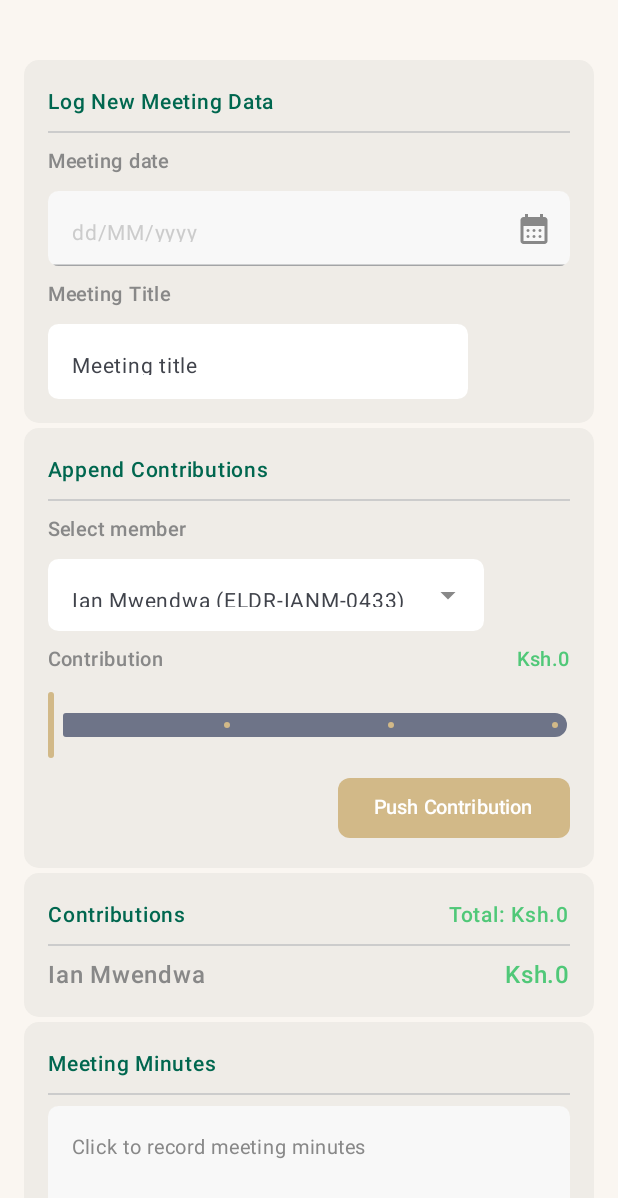
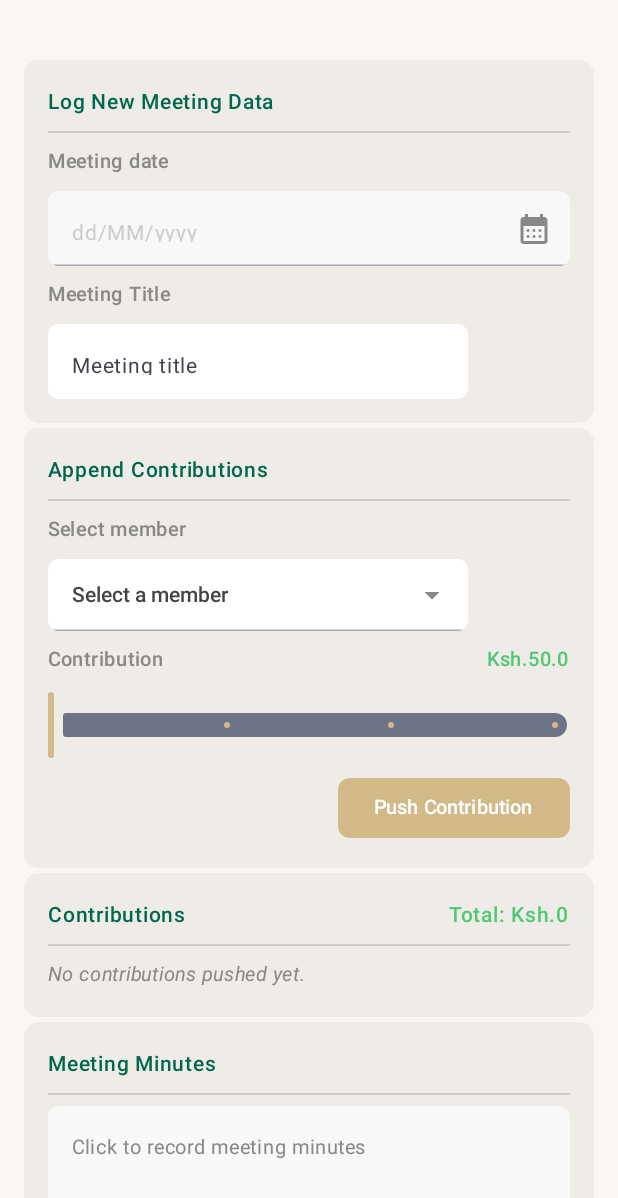
Before and after one commit to ianmwendwaa/Elders, an Android app built with Jetpack Compose: the LogMeetingDataScreen screen opened through its navigation route, after a tap on "Push Contribution", on a phone screen of 412 x 824 dp. Shown: the top 1198 px of the screen. Run offline under Robolectric (Android 15) with nearby library versions, the phone set to English and light mode, and no system bars; 1 statement that could not run was skipped.

Commit message:
Fix#13: Fixed minute UI glitches in projects' screen and meeting data

```diff
--- a/app/build.gradle.kts
+++ b/app/build.gradle.kts
@@ -2,6 +2,7 @@ plugins {
     alias(libs.plugins.android.application)
     alias(libs.plugins.kotlin.compose)
     id("org.jetbrains.kotlin.plugin.serialization") version "2.4.21"
+    id("com.google.devtools.ksp")
 }
 
 android {
@@ -53,6 +54,8 @@ dependencies {
     implementation(libs.androidx.core.ktx)
     implementation(libs.androidx.lifecycle.runtime.ktx)
     implementation(libs.androidx.navigation.compose)
+    implementation(libs.androidx.room3.runtime)
+    ksp(libs.androidx.room3.compiler)
     implementation(project(":app:core"))
     testImplementation(libs.junit)
     androidTestImplementation(platform(libs.androidx.compose.bom))
--- a/app/src/main/java/com/zion/elders/MainActivity.kt
+++ b/app/src/main/java/com/zion/elders/MainActivity.kt
@@ -9,6 +9,7 @@ import com.zion.elders.models.MessageType
 import com.zion.elders.models.ResultData
 import com.zion.elders.navigation.NavigationController
 import com.zion.elders.screens.ProjectsScreen
+import com.zion.elders.screens.meetings.LogMeetingDataScreen
 import com.zion.elders.screens.messenger.WhatHappened
 import com.zion.elders.screens.minutes.MinutesScreen
 import com.zion.elders.ui.theme.EldersTheme
@@ -26,6 +27,7 @@ class MainActivity : ComponentActivity() {
 //                    ResultData(MessageType.SUCCESS, "Member added!", "Successfully added new member to the system!")
 //                )
 //                ProjectsScreen()
+//                LogMeetingDataScreen(rememberNavController())
             }
         }
     }
--- a/app/src/main/java/com/zion/elders/backend/Lib.kt
+++ b/app/src/main/java/com/zion/elders/backend/Lib.kt
@@ -50,4 +50,13 @@ object Lib {
         val formatter = SimpleDateFormat("dd/MM/yyyy", java.util.Locale.getDefault())
         return formatter.format(millis)
     }
+    fun registeredMembersMock(): List<String> {
+        // Hardcoded list in the meantime. In the future, this will be obtained from the database
+        val registeredMembers = listOf(
+            "Wycliffe", "Victor", "Jeff", "Oscar", "Alex", "Juma", "Amos",
+            "Solomon", "Geoffrey Mwangi", "Ian", "Munyoki", "Jackson", "Evans",
+            "Paul"
+        )
+        return registeredMembers
+    }
 }
--- a/app/src/main/java/com/zion/elders/components/CommonAssets.kt
+++ b/app/src/main/java/com/zion/elders/components/CommonAssets.kt
@@ -58,13 +58,14 @@ fun BackButton(
 @Composable
 fun SystemForm(
     modifier: Modifier = Modifier,
+    color: Color = systemFormColor,
     content: @Composable ColumnScope.() -> Unit
 ){
     Card(
         modifier = modifier,
         shape = RoundedCornerShape(10.dp),
         colors = CardDefaults.cardColors(
-            containerColor = systemFormColor
+            containerColor = color
         )
     ) {
         Column(
--- a/app/src/main/java/com/zion/elders/screens/meetings/CreateMeetingEntryScreen.kt
+++ b/app/src/main/java/com/zion/elders/screens/meetings/CreateMeetingEntryScreen.kt
@@ -18,6 +18,11 @@ import androidx.compose.foundation.text.KeyboardOptions
 import androidx.compose.foundation.verticalScroll
 import androidx.compose.material3.Button
 import androidx.compose.material3.ButtonDefaults
+import androidx.compose.material3.DropdownMenu
+import androidx.compose.material3.DropdownMenuItem
+import androidx.compose.material3.ExperimentalMaterial3Api
+import androidx.compose.material3.ExposedDropdownMenuBox
+import androidx.compose.material3.ExposedDropdownMenuDefaults
 import androidx.compose.material3.Icon
 import androidx.compose.material3.Slider
 import androidx.compose.material3.SliderDefaults
@@ -47,6 +52,8 @@ import androidx.compose.ui.text.input.KeyboardCapitalization
 import androidx.compose.ui.tooling.preview.Preview
 import androidx.compose.ui.unit.dp
 import androidx.compose.ui.unit.sp
+import androidx.lifecycle.compose.collectAsStateWithLifecycle
+import androidx.lifecycle.viewmodel.compose.viewModel
 import androidx.navigation.NavHostController
 import androidx.navigation.compose.rememberNavController
 import com.zion.elders.R
@@ -55,6 +62,7 @@ import com.zion.elders.components.DatePickerComponent
 import com.zion.elders.components.SystemForm
 import com.zion.elders.components.backgroundColor
 import com.zion.elders.components.cardColor
+import com.zion.elders.components.systemFormColor
 import com.zion.elders.navigation.ROUTE_MINUTES_SCREEN
 import com.zion.elders.screens.minutes.MinutesScreen
 import com.zion.elders.ui.theme.cardTitle
@@ -62,6 +70,7 @@ import com.zion.elders.ui.theme.experimentalBackground
 import com.zion.elders.ui.theme.moneyBoxColor
 import com.zion.elders.ui.theme.moneyTextColor
 import com.zion.elders.ui.theme.screenBackground
+import com.zion.elders.viewmodels.MeetingEntryViewModel
 import java.time.LocalDate
 import java.time.format.DateTimeFormatter
 
@@ -69,8 +78,20 @@ private data class ContributionData(
     val contributorsName: String,
     val contributionAmt: Int
 )
+@OptIn(ExperimentalMaterial3Api::class)
 @Composable
-fun LogMeetingDataScreen(navController: NavHostController){
+fun LogMeetingDataScreen(
+    navController: NavHostController,
+    meetingEntryViewModel: MeetingEntryViewModel = viewModel()
+){
+    val viewModelState by meetingEntryViewModel.uiState.collectAsStateWithLifecycle()
+
+    // Meeting variables
+    val dateOfEntry = viewModelState.datePicked
+    val titleOfMinutes = viewModelState.minutesTitle
+
+    var dropDownMenuExpanded by remember { mutableStateOf(false) }
+    var selectedMember by remember { mutableStateOf("Select a member") }
     var showDatePicker by remember { mutableStateOf(false) }
     var datePicked by remember { mutableStateOf<Long?>(null) }
     var meetingTitle by remember { mutableStateOf("") }
@@ -81,25 +102,41 @@ fun LogMeetingDataScreen(navController: NavHostController){
             contributionsList.sumOf { it.contributionAmt }
         }
     }
+    val members = Lib.registeredMembersMock()
+
     Column(
-       modifier = Modifier.fillMaxSize().verticalScroll(rememberScrollState())
+       modifier = Modifier
+           .fillMaxSize()
+           .verticalScroll(rememberScrollState())
            .background(backgroundColor),
        verticalArrangement = Arrangement.spacedBy(3.dp)
    ) {
        // Meeting preliminary data (date, title)
        SystemForm(
-           modifier = Modifier.padding(start = 16.dp, end = 16.dp, top = 40.dp).fillMaxWidth()
+           modifier = Modifier
+               .padding(start = 16.dp, end = 16.dp, top = 40.dp)
+               .fillMaxWidth()
        ) {
            Text(text = "Log New Meeting Data", color = cardTitle, fontSize = 14.sp, fontWeight = FontWeight.SemiBold)
-           Spacer(modifier = Modifier.fillMaxWidth().height(1.dp).background(Color.LightGray))
+           Spacer(modifier = Modifier
+               .fillMaxWidth()
+               .height(1.dp)
+               .background(Color.LightGray))
            Text(text = "Meeting date", fontSize = 13.sp, fontWeight = FontWeight.SemiBold, color = Color.Gray)
 
-           Box(modifier = Modifier.fillMaxWidth().height(50.dp)){
+           Box(modifier = Modifier
+               .fillMaxWidth()
+               .height(50.dp)){
                TextField(
                    value = datePicked?.let { Lib.convertMillisToDate(it) } ?: "",
                    onValueChange = { },
+                   modifier = Modifier.fillMaxSize(),
+                   enabled = false,
                    readOnly = true,
-                   enabled = false,
+                   textStyle = TextStyle(
+                       color = Color.DarkGray,
+                       fontSize = 14.sp
+                   ),
                    placeholder = {
                        Text(text = "dd/MM/yyyy", fontSize = 14.sp)
                    },
@@ -110,14 +147,11 @@ fun LogMeetingDataScreen(navController: NavHostController){
                    colors = TextFieldDefaults.colors(
                        disabledContainerColor = cardColor,
                        disabledPlaceholderColor = Color.LightGray,
-                   ),
-                   modifier = Modifier.fillMaxSize(),
-                   textStyle = TextStyle(
-                       color = Color.DarkGray,
-                       fontSize = 14.sp
                    )
                )
-               Box(modifier = Modifier.matchParentSize().clickable(true, onClick = { showDatePicker = true }))
+               Box(modifier = Modifier
+                   .matchParentSize()
+                   .clickable(true, onClick = { showDatePicker = true }))
            }
 
            if (showDatePicker) {
@@ -129,9 +163,9 @@ fun LogMeetingDataScreen(navController: NavHostController){
            Text(text = "Meeting Title", fontSize = 13.sp, fontWeight = FontWeight.SemiBold, color = Color.Gray)
 
            TextField(
-               value = meetingTitle,
+               value = titleOfMinutes,
                onValueChange = {
-                   meetingTitle = it
+                   meetingEntryViewModel.onMinutesTitleChanged(it)
                },
                placeholder = {
                    Text(text = "Meeting title", fontSize = 14.sp)
@@ -162,36 +196,65 @@ fun LogMeetingDataScreen(navController: NavHostController){
            modifier = Modifier.padding(start = 16.dp, end = 16.dp)
        ) {
            Text(text = "Append Contributions", fontSize = 14.sp, color = cardTitle, fontWeight = FontWeight.SemiBold)
-           Spacer(modifier = Modifier.fillMaxWidth().height(1.dp).background(Color.LightGray))
+           Spacer(modifier = Modifier
+               .fillMaxWidth()
+               .height(1.dp)
+               .background(Color.LightGray))
 
            Text("Select member", fontSize = 13.sp, color = Color.Gray, fontWeight = FontWeight.SemiBold)
+
+           Box(
+               modifier = Modifier.fillMaxWidth().height(48.dp)
+           ){
                TextField(
-               value = "",
+                   value = selectedMember,
                    onValueChange = { },
                    readOnly = true,
-               placeholder = {
-                   Text(text = "Ian Mwendwa (ELDR-IANM-0433)", fontSize = 14.sp)
-               },
+                   enabled = false,
                    trailingIcon = {
                        Icon(painterResource(R.drawable.arrow_drop_down), contentDescription = null, tint = Color.Gray)
                    },
                    shape = RoundedCornerShape(7.dp),
                    colors = TextFieldDefaults.colors(
-                   focusedContainerColor = Color.White,
-                   unfocusedContainerColor = Color.White,
                        disabledContainerColor = Color.White,
-                   focusedIndicatorColor = Color.Transparent,
-                   unfocusedIndicatorColor = Color.Transparent
                    ),
-               modifier = Modifier.height(48.dp)
+                   modifier = Modifier.height(48.dp),
+                   textStyle = TextStyle(
+                       color = Color.DarkGray,
+                       fontSize = 14.sp,
+                       fontWeight = FontWeight.SemiBold
                    )
+               )
+               Box(modifier = Modifier.matchParentSize()
+                   .background(Color.Transparent)
+                   .clickable(enabled = true, onClick = { dropDownMenuExpanded = !dropDownMenuExpanded}))
+
+               DropdownMenu(
+                   expanded = dropDownMenuExpanded,
+                   onDismissRequest = { dropDownMenuExpanded = false },
+                   containerColor = systemFormColor,
+                   shape = RoundedCornerShape(12.dp),
+                   modifier = Modifier.fillMaxWidth(0.7f)
+               ) {
+                   members.forEachIndexed { index, member ->
+                       DropdownMenuItem(
+                           text = { Text(member, fontSize = 15.sp, color = Color.DarkGray) },
+                           onClick = {
+                               selectedMember = members[index]
+                               dropDownMenuExpanded = false // hide the dropdown once a selection is made
+                           },
+                           contentPadding = ExposedDropdownMenuDefaults.ItemContentPadding
+                       )
+                   }
+               }
+           }
            Row(
                modifier = Modifier.fillMaxWidth(),
                horizontalArrangement = Arrangement.SpaceBetween,
                verticalAlignment = Alignment.CenterVertically
            ) {
                Text("Contribution", fontSize = 13.sp, color = Color.Gray, fontWeight = FontWeight.SemiBold)
-               Text(text = "Ksh.${sliderValue.toInt()}", fontSize = 13.sp, color = moneyTextColor, fontWeight = FontWeight.SemiBold)
+               Text(text = "Ksh.${sliderValue*100}", fontSize = 13.sp, color = moneyTextColor, fontWeight = FontWeight.SemiBold)
            }
 
            // @ToDo: Proposal: Should this be swapped with a text field? It's low-key difficult to deal with
@@ -212,7 +275,7 @@ fun LogMeetingDataScreen(navController: NavHostController){
            )
            Button(
                onClick = {
-                   appendContribution(contributionsList, "Ian Mwendwa", (sliderValue).toInt())
+                   appendContribution(contributionsList, selectedMember, (sliderValue).toInt())
                },
                shape = RoundedCornerShape(8.dp),
                colors = ButtonDefaults.buttonColors(
@@ -235,7 +298,10 @@ fun LogMeetingDataScreen(navController: NavHostController){
                Text(text = "Contributions", color = cardTitle, fontSize = 14.sp, fontWeight = FontWeight.SemiBold)
                Text(text = "Total: Ksh.$totalContribution", color = moneyTextColor, fontSize = 14.sp, fontWeight = FontWeight.SemiBold)
            }
-           Spacer(modifier = Modifier.fillMaxWidth().height(1.dp).background(Color.LightGray))
+           Spacer(modifier = Modifier
+               .fillMaxWidth()
+               .height(1.dp)
+               .background(Color.LightGray))
 
            // Member data
            if (contributionsList.isEmpty()){
@@ -251,10 +317,16 @@ fun LogMeetingDataScreen(navController: NavHostController){
            modifier = Modifier.padding(start = 16.dp, end = 16.dp)
        ) {
            Text(text = "Meeting Minutes", fontWeight = FontWeight.SemiBold, color = cardTitle, fontSize = 14.sp)
-           Spacer(modifier = Modifier.fillMaxWidth().height(1.dp).background(Color.LightGray))
+           Spacer(modifier = Modifier
+               .fillMaxWidth()
+               .height(1.dp)
+               .background(Color.LightGray))
 
            Box(
-               modifier = Modifier.fillMaxWidth().height(100.dp).background(Color.Transparent)
+               modifier = Modifier
+                   .fillMaxWidth()
+                   .height(100.dp)
+                   .background(Color.Transparent)
            ){
                TextField(
                    value = "",
@@ -264,7 +336,8 @@ fun LogMeetingDataScreen(navController: NavHostController){
                    placeholder = {
                        Text(text = "Click to record meeting minutes", fontSize = 13.sp)
                    },
-                   modifier = Modifier.fillMaxSize()
+                   modifier = Modifier
+                       .fillMaxSize()
                        .clickable(true, onClick = {
                            navController.navigate(ROUTE_MINUTES_SCREEN)
                        }),
@@ -275,9 +348,10 @@ fun LogMeetingDataScreen(navController: NavHostController){
                    shape = RoundedCornerShape(7.dp)
                )
                Box(
-                   modifier = Modifier.matchParentSize()
+                   modifier = Modifier
+                       .matchParentSize()
                        .clip(RoundedCornerShape(7.dp))
-                       .clickable(enabled = true){
+                       .clickable(enabled = true) {
                            navController.navigate(ROUTE_MINUTES_SCREEN)
                        }
                )
@@ -289,7 +363,10 @@ fun LogMeetingDataScreen(navController: NavHostController){
            colors = ButtonDefaults.buttonColors(
                containerColor = experimentalBackground
            ),
-           modifier = Modifier.padding(start = 16.dp, end = 16.dp, bottom = 20.dp).fillMaxWidth().height(40.dp)
+           modifier = Modifier
+               .padding(start = 16.dp, end = 16.dp, bottom = 20.dp)
+               .fillMaxWidth()
+               .height(40.dp)
        ) {
            Text(text = "Save meeting data", fontSize = 14.sp, color = Color.White)}
    }
@@ -297,6 +374,7 @@ fun LogMeetingDataScreen(navController: NavHostController){
 
 private fun appendContribution(lst: MutableList<ContributionData>, name: String, amt: Int){
     if (name.isEmpty() && amt.toString().isEmpty()) return
+    if (name == "Select a member") return
     lst.add(ContributionData(name, amt))
 }
 
--- a/app/src/main/java/com/zion/elders/screens/minutes/MinutesScreen.kt
+++ b/app/src/main/java/com/zion/elders/screens/minutes/MinutesScreen.kt
@@ -102,7 +102,7 @@ fun MinutesScreen(navController: NavHostController, viewModelFactory: MinutesMod
                enabled = false,
                modifier = Modifier.fillMaxWidth().height(48.dp),
                placeholder = {
-                   Text(text = "Meeting title", fontSize = 13.sp, color = Color.Gray)
+                   Text(text = "Meeting title", fontSize = 14.sp, color = Color.Gray)
                },
                textStyle = TextStyle(
                    fontSize = 13.sp,
--- a/app/src/main/java/com/zion/elders/ui/theme/Color.kt
+++ b/app/src/main/java/com/zion/elders/ui/theme/Color.kt
@@ -22,3 +22,5 @@ val lightBrown = Color(0xFFE5D3B7)
 val previewBoxColor = Color(0xFFE0CFB9)
 //0xFFF3F3F3
 val progressBarTrackColor = Color(0xFFECE2D2)
+
+val projectOverviewTrackColor = Color(0xFFA4F6BD)
--- a/app/src/main/java/com/zion/elders/viewmodels/MeetingEntryViewModel.kt
+++ b/app/src/main/java/com/zion/elders/viewmodels/MeetingEntryViewModel.kt
@@ -4,13 +4,25 @@ import androidx.lifecycle.ViewModel
 import kotlinx.coroutines.flow.MutableStateFlow
 import kotlinx.coroutines.flow.StateFlow
 import kotlinx.coroutines.flow.asStateFlow
+import kotlinx.coroutines.flow.update
 
 data class MeetingDataEntry(
-    val date: String = ""
+    val showDatePickerDialog: Boolean = false, // Visibility state
+    val datePicked: Long ?= null,
+    val minutesTitle: String = "",
+    val sliderValue: Float = 0.5f
 )
+
 class MeetingEntryViewModel: ViewModel() {
     private val _uiState = MutableStateFlow(MeetingDataEntry())
     val uiState: StateFlow<MeetingDataEntry> = _uiState.asStateFlow()
 
+    fun onMinutesTitleChanged(newTitle: String) {
+        _uiState.update {
+            it.copy(
+                minutesTitle = newTitle
+            )
+        }
+    }
 
 }
--- a/build.gradle.kts
+++ b/build.gradle.kts
@@ -3,5 +3,5 @@ plugins {
     alias(libs.plugins.android.application) apply false
     alias(libs.plugins.kotlin.compose) apply false
     alias(libs.plugins.jetbrains.kotlin.jvm) apply false
-    alias(libs.plugins.ksp) version "2.1.0-1.0.28" apply false
+    id("com.google.devtools.ksp") version "2.3.12" apply false
 }
--- a/gradle/libs.versions.toml
+++ b/gradle/libs.versions.toml
@@ -17,12 +17,15 @@ navigationCompose = "2.10.2"
 jetbrainsKotlinJvm = "2.4.21"
 ksp = "2.1.21"
 room = "2.8.5"
+room3Runtime = "3.0.3"
 
 [libraries]
 androidx-core-ktx = { group = "androidx.core", name = "core-ktx", version.ref = "coreKtx" }
 androidx-room-runtime = { group = "androidx.room", name = "room-runtime", version.ref = "room" }
 androidx-room-compiler = { group = "androidx.room", name = "room-compiler", version.ref = "room" }
 androidx-room-ktx = { group = "androidx.room", name = "room-ktx", version.ref = "room" }
+androidx-room3-compiler = { module = "androidx.room3:room3-compiler", version.ref = "room3Runtime" }
+androidx-room3-runtime = { module = "androidx.room3:room3-runtime", version.ref = "room3Runtime" }
 dotenv-java = { module = "io.github.cdimascio:dotenv-java", version.ref = "dotenvJava" }
 exposed-core = { module = "org.jetbrains.exposed:exposed-core", version.ref = "exposedCore" }
 exposed-jdbc = { module = "org.jetbrains.exposed:exposed-jdbc", version.ref = "exposedCore" }
```
Also changed, not shown: app/src/main/java/com/zion/elders/screens/ProjectsScreen.kt (+23 -19 lines). Lines whose indentation alone changed are shown as unchanged.
